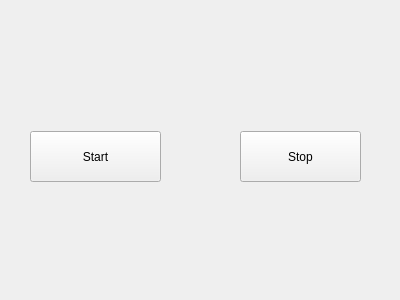
scd42636/DT_WS1718_02_StarCar, file pi/GUI/ControllGUI/homewindow.ui: the form before one commit.
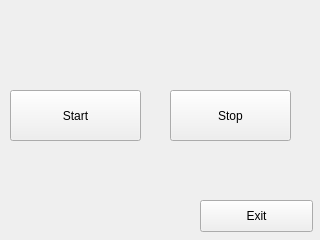
The form after the commit. Icons and pictures are not drawn.

Diff of the .ui file:
```diff
--- a/pi/GUI/ControllGUI/homewindow.ui
+++ b/pi/GUI/ControllGUI/homewindow.ui
@@ -6,8 +6,8 @@
    <rect>
     <x>0</x>
     <y>0</y>
-    <width>400</width>
-    <height>300</height>
+    <width>320</width>
+    <height>240</height>
    </rect>
   </property>
   <property name="windowTitle">
@@ -26,8 +26,8 @@
    <widget class="QPushButton" name="pushButton">
     <property name="geometry">
      <rect>
-      <x>30</x>
-      <y>131</y>
+      <x>10</x>
+      <y>90</y>
       <width>131</width>
       <height>51</height>
      </rect>
@@ -39,8 +39,8 @@
    <widget class="QPushButton" name="pushButton_2">
     <property name="geometry">
      <rect>
-      <x>240</x>
-      <y>131</y>
+      <x>170</x>
+      <y>90</y>
       <width>121</width>
       <height>51</height>
      </rect>
@@ -49,6 +49,19 @@
      <string>Stop</string>
     </property>
    </widget>
+   <widget class="QPushButton" name="pButtonExit">
+    <property name="geometry">
+     <rect>
+      <x>200</x>
+      <y>200</y>
+      <width>113</width>
+      <height>32</height>
+     </rect>
+    </property>
+    <property name="text">
+     <string>Exit</string>
+    </property>
+   </widget>
   </widget>
  </widget>
  <layoutdefault spacing="6" margin="11"/>
```
Left out of the diff: 4 changed lines with no effect on the pictures.
